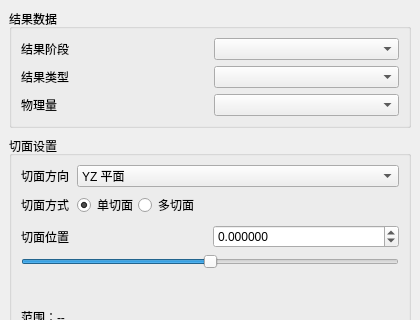
This is plugins/Base_PostProcessing/SliceSettingsWidget.ui in asd977/base_cae as Qt 5 draws it before an edit; both pictures show x 0 to 420 and y 0 to 320 of the 420 by 650 pixel window. The edited form follows.
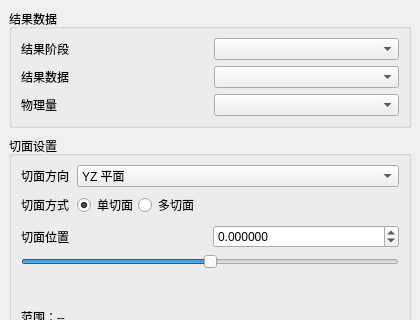
This is the edited form.

What changed in the file:
```diff
--- a/plugins/Base_PostProcessing/SliceSettingsWidget.ui
+++ b/plugins/Base_PostProcessing/SliceSettingsWidget.ui
@@ -20,7 +20,7 @@
       <property name="verticalSpacing"><number>6</number></property>
       <item row="0" column="0"><widget class="QLabel" name="resultStageLabel"><property name="text"><string>结果阶段</string></property></widget></item>
       <item row="0" column="1"><widget class="QComboBox" name="resultDirComboBox"/></item>
-      <item row="1" column="0"><widget class="QLabel" name="resultTypeLabel"><property name="text"><string>结果类型</string></property></widget></item>
+      <item row="1" column="0"><widget class="QLabel" name="resultTypeLabel"><property name="text"><string>结果数据</string></property></widget></item>
       <item row="1" column="1"><widget class="QComboBox" name="stepComboBox"/></item>
       <item row="2" column="0"><widget class="QLabel" name="scalarLabel"><property name="text"><string>物理量</string></property></widget></item>
       <item row="2" column="1"><widget class="QComboBox" name="scalarComboBox"/></item>
```
